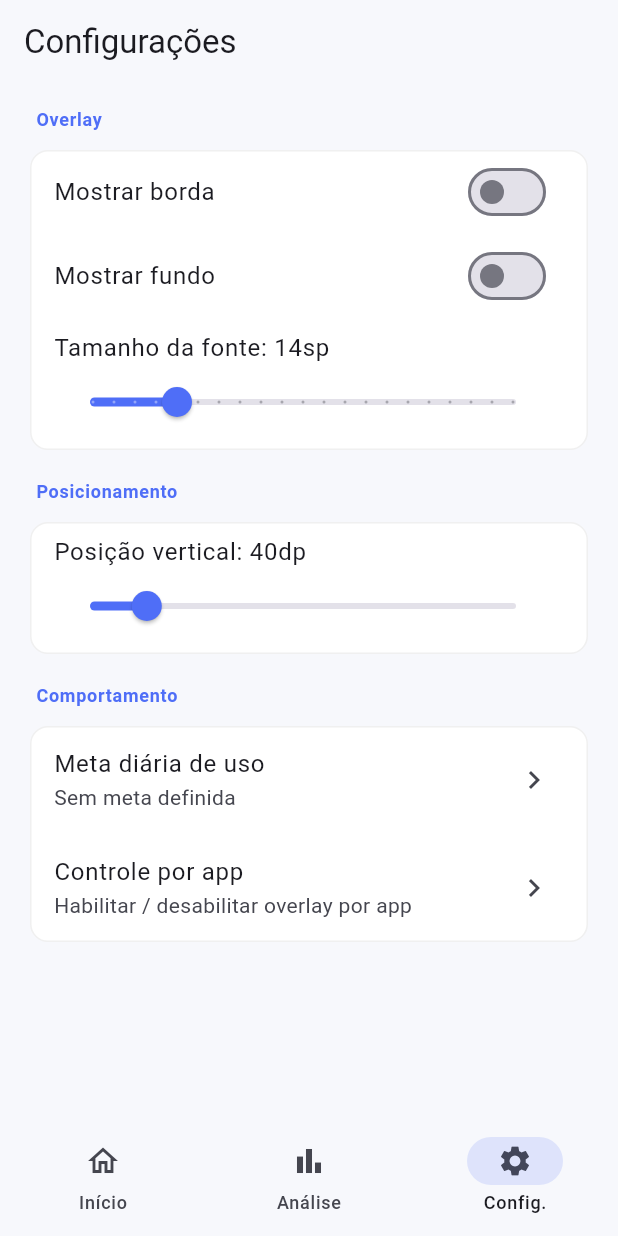
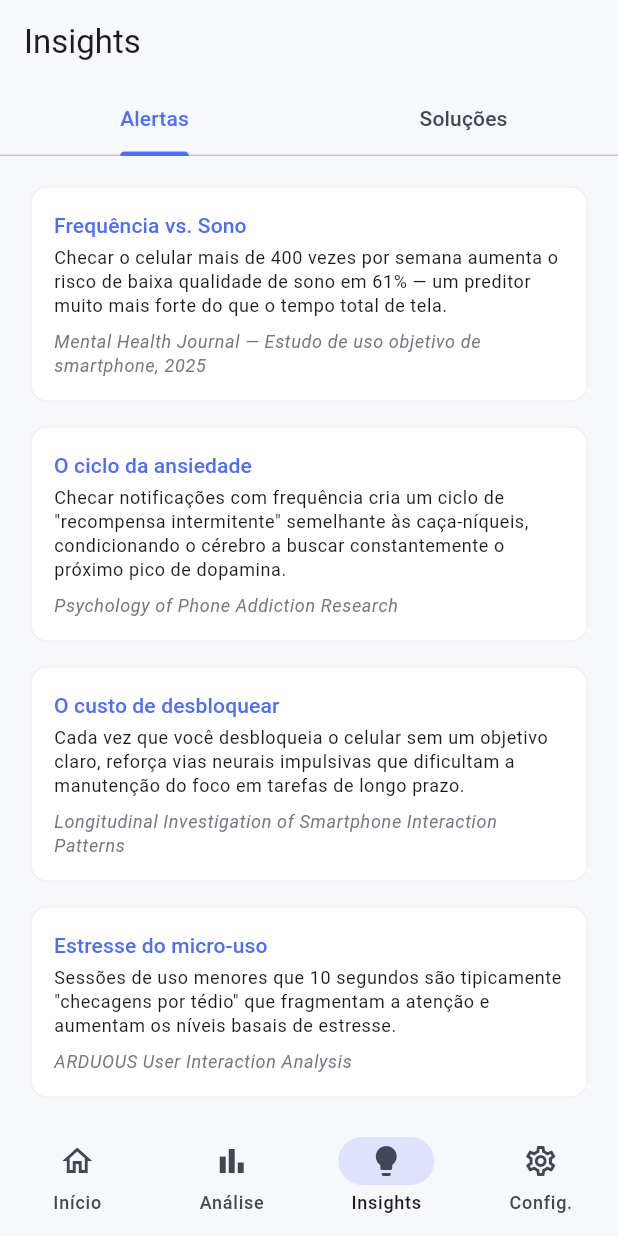
Before and after one commit to lsfcin/ai-workspace, a Flutter app: the screen it shows after launch, item 3 of the bottom bar chosen, on a phone screen of 412 x 824 dp. Run offline on Flutter 3.47's test engine with Material 3 defaults, Android fonts, the phone set to English and light mode, and no system bars; our stand-ins replace fl_chart, shared_preferences.

Commit message:
feat(apptime): M11 Insights screen — 40 cards, 2 categories
Adds InsightsScreen with 2 tabs (Alertas / Soluções), each a scrollable
list of insight cards with title, body, and reference. Content covers
impulsivity, sleep hygiene, focus, passive consumption, physical health,
social impact, habit-change techniques, wellbeing, and awareness.

Wires it into the bottom nav as a 4th destination (lightbulb icon).

Co-Authored-By: Claude Sonnet 4.6 <noreply@anthropic.com>

```diff
--- a/dev/apptime/lib/main_screen.dart
+++ b/dev/apptime/lib/main_screen.dart
@@ -1,6 +1,7 @@
 import 'package:flutter/material.dart';
 import 'screens/home_screen.dart';
 import 'screens/analytics_screen.dart';
+import 'screens/insights_screen.dart';
 import 'screens/settings_screen.dart';
 import 'services/storage_service.dart';
 
@@ -21,6 +22,7 @@ class _MainScreenState extends State<MainScreen> {
     final screens = [
       const HomeScreen(),
       AnalyticsScreen(storage: widget.storage),
+      const InsightsScreen(),
       SettingsScreen(storage: widget.storage),
     ];
 
@@ -41,6 +43,11 @@ class _MainScreenState extends State<MainScreen> {
             label: 'Análise',
           ),
           NavigationDestination(
+            icon: Icon(Icons.lightbulb_outlined),
+            selectedIcon: Icon(Icons.lightbulb),
+            label: 'Insights',
+          ),
+          NavigationDestination(
             icon: Icon(Icons.settings_outlined),
             selectedIcon: Icon(Icons.settings),
             label: 'Config.',
--- /dev/null
+++ b/dev/apptime/lib/screens/insights_screen.dart
@@ -0,0 +1,374 @@
+import 'package:flutter/material.dart';
+import '../theme/app_theme.dart';
+
+// ─── Data model ───────────────────────────────────────────────────────────────
+
+class _Insight {
+  const _Insight({
+    required this.title,
+    required this.body,
+    required this.reference,
+  });
+  final String title;
+  final String body;
+  final String reference;
+}
+
+// ─── Content ──────────────────────────────────────────────────────────────────
+
+const _alertas = [
+  // Impulsividade e hábito de checar
+  _Insight(
+    title: 'Frequência vs. Sono',
+    body: 'Checar o celular mais de 400 vezes por semana aumenta o risco de '
+        'baixa qualidade de sono em 61% — um preditor muito mais forte do que '
+        'o tempo total de tela.',
+    reference: 'Mental Health Journal — Estudo de uso objetivo de smartphone, 2025',
+  ),
+  _Insight(
+    title: 'O ciclo da ansiedade',
+    body: 'Checar notificações com frequência cria um ciclo de "recompensa '
+        'intermitente" semelhante às caça-níqueis, condicionando o cérebro a '
+        'buscar constantemente o próximo pico de dopamina.',
+    reference: 'Psychology of Phone Addiction Research',
+  ),
+  _Insight(
+    title: 'O custo de desbloquear',
+    body: 'Cada vez que você desbloqueia o celular sem um objetivo claro, '
+        'reforça vias neurais impulsivas que dificultam a manutenção do foco '
+        'em tarefas de longo prazo.',
+    reference: 'Longitudinal Investigation of Smartphone Interaction Patterns',
+  ),
+  _Insight(
+    title: 'Estresse do micro-uso',
+    body: 'Sessões de uso menores que 10 segundos são tipicamente "checagens '
+        'por tédio" que fragmentam a atenção e aumentam os níveis basais de '
+        'estresse.',
+    reference: 'ARDUOUS User Interaction Analysis',
+  ),
+  // Sono e luz azul
+  _Insight(
+    title: 'Atraso da melatonina',
+    body: 'Usar telas antes de dormir pode atrasar a liberação de melatonina '
+        'em até 30 minutos, prejudicando a capacidade do cérebro de se '
+        'recuperar durante a noite.',
+    reference: 'Frontiers in Psychiatry — Digital Nudge Study, 2025',
+  ),
+  _Insight(
+    title: 'Perda de sono REM',
+    body: 'Pessoas que usam redes sociais na cama perdem em média 16 minutos '
+        'de sono por noite devido à superestimulação cognitiva e à exposição '
+        'à luz azul.',
+    reference: 'University of Wisconsin-Madison Attention Research',
+  ),
+  _Insight(
+    title: 'Acordar em estresse',
+    body: 'Checar o celular nos primeiros 5 minutos após acordar coloca o '
+        'cérebro em estado de "alerta de cortisol" antes mesmo de você sair '
+        'da cama.',
+    reference: 'Mindfulness and Digital Distraction Study',
+  ),
+  _Insight(
+    title: 'Duração do sono',
+    body: 'O uso intenso de smartphones (mais de 63h/semana) está diretamente '
+        'ligado a uma redução de 6,66 minutos no descanso noturno total.',
+    reference: 'Journal of Medical Internet Research, 2025',
+  ),
+  // Foco e produtividade
+  _Insight(
+    title: 'A regra dos 23 minutos',
+    body: 'Após uma única interrupção por notificação, o cérebro leva em média '
+        '23 minutos e 15 segundos para recuperar o foco profundo na tarefa '
+        'original.',
+    reference: 'Gloria Mark — UCI Research on the Cost of Interrupted Work',
+  ),
+  _Insight(
+    title: 'Perda temporária de QI',
+    body: 'A multitarefa digital pode reduzir seu QI funcional em 10 pontos — '
+        'um impacto cognitivo maior do que perder uma noite inteira de sono.',
+    reference: 'American Psychological Association Research on Multitasking',
+  ),
+  _Insight(
+    title: 'Dreno de produtividade',
+    body: 'Alternar entre apps e trabalho pode consumir até 40% do seu tempo '
+        'produtivo devido à carga cognitiva de reorientação mental.',
+    reference: 'Rubinstein, Meyer & Evans (2001) — Task-Switching Study',
+  ),
+  _Insight(
+    title: 'Erosão da atenção',
+    body: 'Nos últimos 20 anos, o tempo médio de atenção sustentada em uma '
+        'tarefa digital caiu de 150 segundos para apenas 47 segundos.',
+    reference: 'Dr. Gloria Mark — Attention Span Data, 2023',
+  ),
+  _Insight(
+    title: 'O mito do multitarefa',
+    body: 'Apenas 2,5% da população consegue fazer multitarefa com eficácia. '
+        'Para os outros 97,5%, as taxas de erro aumentam 50% ao usar o celular '
+        'durante o trabalho.',
+    reference: 'Watson & Strayer (2010) — Supertasker Profiles',
+  ),
+  // Consumo passivo vs ativo
+  _Insight(
+    title: 'O sorvedouro emocional',
+    body: 'Rolar o feed passivamente, sem interagir, está fortemente associado '
+        'ao aumento de sintomas de depressão, ansiedade e inveja social.',
+    reference: 'Mobile Sensing Technology Mental Health Study',
+  ),
+  _Insight(
+    title: 'Fuga mal-adaptativa',
+    body: 'Usar o smartphone para "matar o tempo" ou evitar emoções negativas '
+        'frequentemente piora a fadiga digital e o esgotamento mental a longo '
+        'prazo.',
+    reference: 'Cognitive Load Theory and Digital Fatigue Research',
+  ),
+  _Insight(
+    title: 'Doomscrolling',
+    body: 'O consumo infinito de notícias negativas aciona a amígdala, '
+        'mantendo o corpo em estado constante de "luta ou fuga".',
+    reference: 'Emerson Health Digital Wellness Guidelines',
+  ),
+  // Saúde física
+  _Insight(
+    title: 'Pressão no pescoço',
+    body: 'Inclinar a cabeça 60 graus para olhar o celular exerce 60 libras '
+        '(≈ 27 kg) de força na coluna cervical.',
+    reference: 'Hansraj (2014) — "Text Neck" Biomechanical Model',
+  ),
+  _Insight(
+    title: 'Risco de dor crônica',
+    body: 'Usuários excessivos de smartphone têm risco seis vezes maior de '
+        'desenvolver dor crônica no pescoço e ombros devido a hábitos posturais '
+        'inadequados.',
+    reference: 'Longitudinal Population-Based Cohort Study (Gustafsson et al.)',
+  ),
+  _Insight(
+    title: 'Fadiga visual digital',
+    body: 'O uso prolongado de telas reduz a taxa de piscar em até 50%, '
+        'causando olhos secos, visão turva e dores de cabeça persistentes.',
+    reference: 'Computer Vision Syndrome (CVS) — 20-20-20 Rule Research',
+  ),
+  // Impacto social
+  _Insight(
+    title: 'A presença silenciosa',
+    body: 'Mesmo um celular virado para baixo sobre a mesa reduz a '
+        'profundidade da conversa e a conexão emocional entre as pessoas '
+        'presentes.',
+    reference: 'Sherry Turkle — Reclaiming Conversation Research',
+  ),
+  _Insight(
+    title: 'Solidão digital',
+    body: '"Phubbing" — ignorar outros pelo celular — provoca sentimentos de '
+        'exclusão e ostracismo em parceiros e amigos, prejudicando a confiança '
+        'a longo prazo.',
+    reference: 'Seppala (2017) — Phubbing and Relationship Satisfaction Study',
+  ),
+  _Insight(
+    title: 'Declínio da empatia',
+    body: 'Estudantes universitários que cresceram com uso intenso de '
+        'tecnologia demonstram 40% menos empatia do que gerações de 20 anos '
+        'atrás.',
+    reference: 'Sherry Turkle & University of Michigan Empathy Meta-Analysis',
+  ),
+];
+
+const _solucoes = [
+  // Técnicas de mudança de hábito
+  _Insight(
+    title: 'O poder do escala de cinza',
+    body: 'Mudar a tela para preto e branco reduz o uso diário em '
+        'aproximadamente 20 a 40 minutos, tornando os apps menos '
+        'visualmente recompensadores.',
+    reference: 'Holte & Ferraro (2020) — Grayscale Screen Time Research',
+  ),
+  _Insight(
+    title: 'A regra do atrito',
+    body: 'Introduzir apenas 10 segundos de atraso antes de abrir um app-alvo '
+        'é suficiente para dissipar a maioria dos impulsos de consumo '
+        'inconsciente.',
+    reference: '"One Sec" App — Psychological Mechanism Study, PNAS 2023',
+  ),
+  _Insight(
+    title: 'Longe dos olhos',
+    body: 'Manter o celular em outro cômodo durante o trabalho melhora '
+        'significativamente a memória de trabalho e a capacidade cognitiva.',
+    reference: 'Ward et al. (2017) — "Brain Drain" Study',
+  ),
+  _Insight(
+    title: 'Senhas manuais',
+    body: 'Desativar o desbloqueio biométrico em favor de senhas longas '
+        'adiciona um "atrito deliberado" que reduz as aberturas impulsivas.',
+    reference: 'Nudge-Based Intervention Randomized Controlled Trial',
+  ),
+  _Insight(
+    title: 'A regra 20-20-20',
+    body: 'A cada 20 minutos de uso de tela, olhe para algo a 6 metros de '
+        'distância por 20 segundos para relaxar os músculos oculares e '
+        'prevenir a fadiga.',
+    reference: 'Eye Care Practitioner Clinical Guidelines for Digital Fatigue',
+  ),
+  // Bem-estar e recuperação
+  _Insight(
+    title: 'Reinicialização na natureza',
+    body: 'Passar 3 dias na natureza sem celular pode aumentar a função '
+        'cognitiva e a resolução criativa de problemas em 50%.',
+    reference: '"Three-Day Effect" — Attention Restoration Theory',
+  ),
+  _Insight(
+    title: 'Desintoxicação digital',
+    body: 'Reduzir o tempo de tela por apenas 3 semanas pode melhorar '
+        'indicadores de saúde mental com um tamanho de efeito comparável a '
+        'antidepressivos.',
+    reference: 'Georgetown University Digital Detox Study (Kushlev et al., 2025)',
+  ),
+  _Insight(
+    title: 'Fortalecimento pré-frontal',
+    body: 'Períodos diários de "jejum digital" ajudam a fortalecer o córtex '
+        'pré-frontal, devolvendo o controle sobre suas decisões e reduzindo a '
+        'dependência da internet.',
+    reference: 'Mindfulness Practice for Behavioral Addiction Research',
+  ),
+  _Insight(
+    title: 'Treino de unitarefa',
+    body: 'Reconstruir sua capacidade de atenção exige treinar o cérebro para '
+        'se concentrar em um único app ou tarefa por 25 minutos ininterruptos.',
+    reference: 'Reclaiming Conversation — Unitasking Principles',
+  ),
+  // Consciência e ambiente
+  _Insight(
+    title: 'A lacuna da subestimação',
+    body: 'Usuários geralmente subestimam seu uso real de smartphone em 20% '
+        'a 50% até verem dados de rastreamento objetivos.',
+    reference: 'Agreement Between Self-Reported and Objective Usage Study',
+  ),
+  _Insight(
+    title: 'Metas adaptativas',
+    body: 'Reduzir o uso em pequenos incrementos de 10% semanais é mais '
+        'eficaz para mudanças permanentes do que tentativas de cortes drásticos '
+        'e repentinos.',
+    reference: 'Rule-Based Adaptive Goals in Habit Formation',
+  ),
+  _Insight(
+    title: 'Custo de oportunidade',
+    body: 'Visualizar o tempo de tela como "horas perdidas" ajuda a '
+        'priorizar hobbies do mundo real, exercícios e sono profundo.',
+    reference: 'PNAS Nexus (2025) — Blocking Mobile Internet Study',
+  ),
+  _Insight(
+    title: 'Remoção de gatilhos',
+    body: 'Esconder apps de redes sociais em pastas fora da tela inicial '
+        'reduz as pistas visuais que disparam comportamentos automáticos de '
+        '"checagem".',
+    reference: 'Fogg Behavior Model and Multifaceted Nudges',
+  ),
+  _Insight(
+    title: 'Auditoria do feed',
+    body: 'Deixar de seguir contas que desencadeiam emoções negativas pode '
+        'transformar seu uso passivo em uma experiência mais neutra ou '
+        'positiva.',
+    reference: 'Digital Wellness Guidelines for Doomscrolling',
+  ),
+  _Insight(
+    title: 'Recuperação ativa',
+    body: 'Substituir 5 minutos de rolagem de feed por uma caminhada curta '
+        'rejuvenesce o cérebro e reduz a fadiga mental mais rapidamente do que '
+        'o entretenimento digital.',
+    reference: 'CareerBuilder Workplace Productivity Suggestion',
+  ),
+  _Insight(
+    title: 'A regra do quarto',
+    body: 'Carregar o celular fora do quarto melhora a qualidade do sono e '
+        'previne o pico de cortisol associado à rolagem matinal.',
+    reference: 'Digital Detox Benefits and Sleep Quality Research',
+  ),
+  _Insight(
+    title: 'Notificações seletivas',
+    body: 'Manter apenas alertas de pessoa-para-pessoa (mensagens) e '
+        'desativar "pings" gerados por apps reduz o estresse ambiental '
+        'constante.',
+    reference: 'Intervention for Reducing Non-Essential Notification Disruptions',
+  ),
+  _Insight(
+    title: 'Pausa de atenção plena',
+    body: 'Antes de abrir um app, perguntar-se "Por que estou pegando isto?" '
+        'muda seu estado do Sistema 1 (automático) para o Sistema 2 '
+        '(deliberado).',
+    reference: 'Pratt Institute Digital Wellbeing Journey Guidelines',
+  ),
+];
+
+// ─── Screen ───────────────────────────────────────────────────────────────────
+
+class InsightsScreen extends StatelessWidget {
+  const InsightsScreen({super.key});
+
+  @override
+  Widget build(BuildContext context) {
+    return DefaultTabController(
+      length: 2,
+      child: Scaffold(
+        appBar: AppBar(
+          title: const Text('Insights'),
+          bottom: const TabBar(tabs: [
+            Tab(text: 'Alertas'),
+            Tab(text: 'Soluções'),
+          ]),
+        ),
+        body: const TabBarView(children: [
+          _InsightList(insights: _alertas),
+          _InsightList(insights: _solucoes),
+        ]),
+      ),
+    );
+  }
+}
+
+class _InsightList extends StatelessWidget {
+  const _InsightList({required this.insights});
+  final List<_Insight> insights;
+
+  @override
+  Widget build(BuildContext context) {
+    return ListView.separated(
+      padding: const EdgeInsets.all(AppSpacing.md),
+      itemCount: insights.length,
+      separatorBuilder: (_, _) => const SizedBox(height: AppSpacing.sm),
+      itemBuilder: (context, i) => _InsightTile(insight: insights[i]),
+    );
+  }
+}
+
+class _InsightTile extends StatelessWidget {
+  const _InsightTile({required this.insight});
+  final _Insight insight;
+
+  @override
+  Widget build(BuildContext context) {
+    return Card(
+      child: Padding(
+        padding: const EdgeInsets.all(AppSpacing.md),
+        child: Column(
+          crossAxisAlignment: CrossAxisAlignment.start,
+          children: [
+            Text(
+              insight.title,
+              style: Theme.of(context).textTheme.titleSmall?.copyWith(
+                    color: AppColors.primary,
+                  ),
+            ),
+            const SizedBox(height: AppSpacing.xs),
+            Text(insight.body,
+                style: Theme.of(context).textTheme.bodySmall),
+            const SizedBox(height: AppSpacing.sm),
+            Text(
+              insight.reference,
+              style: Theme.of(context).textTheme.bodySmall?.copyWith(
+                    color: Theme.of(context).colorScheme.outline,
+                    fontStyle: FontStyle.italic,
+                  ),
+            ),
+          ],
+        ),
+      ),
+    );
+  }
+}
```
Also changed, not shown: 1 other file.
